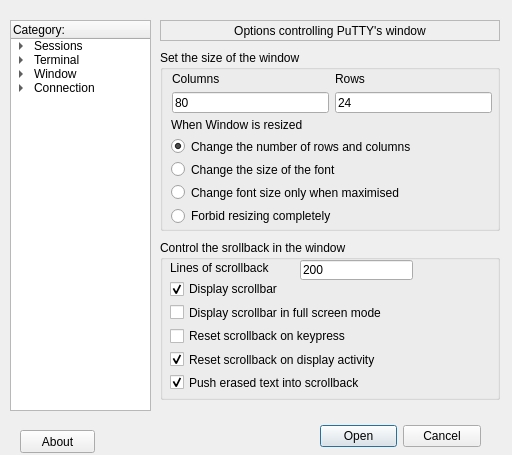
rajendrant/qutty, file GuiSettingsWindow.ui: the form before one commit.
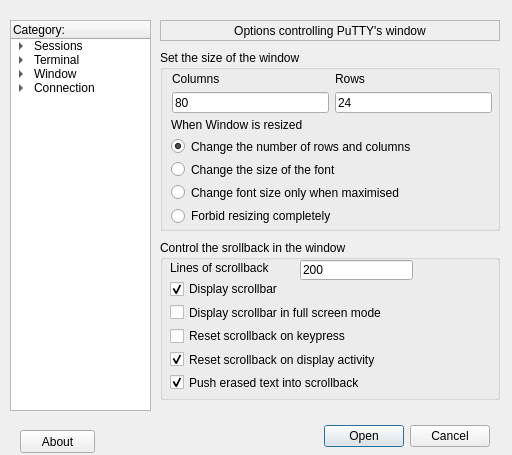
The form after the commit. The open tabs and pages were chosen to show the change.

```diff
--- a/GuiSettingsWindow.ui
+++ b/GuiSettingsWindow.ui
@@ -24,7 +24,7 @@
     <rect>
      <x>320</x>
      <y>420</y>
-     <width>161</width>
+     <width>170</width>
      <height>32</height>
     </rect>
    </property>
```
Left out of the diff: 4 changed lines with no effect on the pictures.
